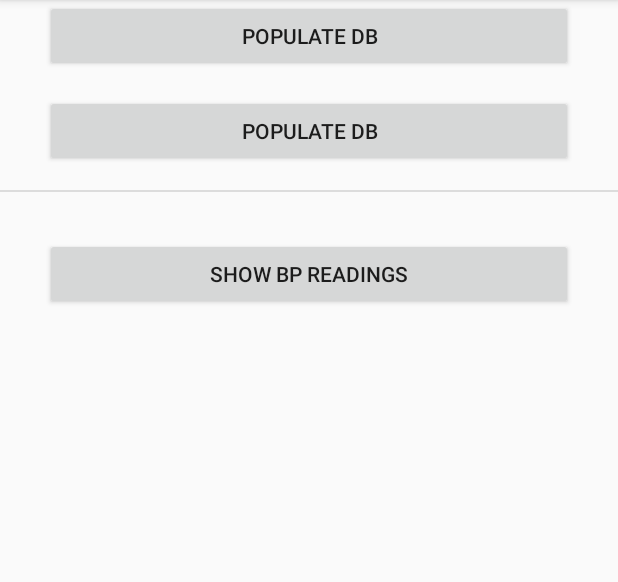
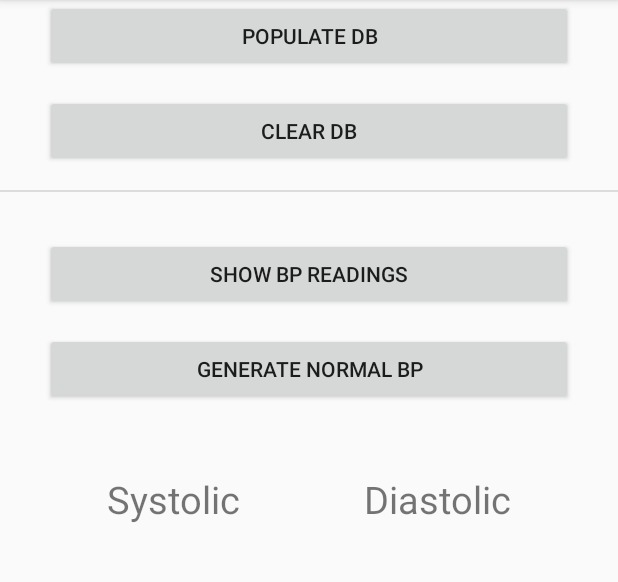
Before and after one commit to AzarePuasa/HealthMonitor, an Android app: the screen it shows after launch (MainActivity), after a tap on "POPULATE DB", on a phone screen of 412 x 824 dp, the part 84-666 px from its top. Run offline under Robolectric (Android 15) with nearby library versions, the phone set to English and light mode, and no system bars.

Commit message:
create a list of random BPReadings

```diff
--- a/app/src/main/java/com/azare/app/healthmonitor/MainActivity.java
+++ b/app/src/main/java/com/azare/app/healthmonitor/MainActivity.java
@@ -6,23 +6,30 @@ import android.os.Bundle;
 import android.util.Log;
 import android.view.View;
 import android.widget.Button;
+import android.widget.EditText;
+import android.widget.TextView;
 import android.widget.Toast;
 
+import com.azare.app.healthmonitor.model.BPREADTYPE;
 import com.azare.app.healthmonitor.model.BPReading;
 
-import java.text.DateFormat;
 import java.text.ParseException;
 import java.text.SimpleDateFormat;
 import java.util.ArrayList;
 import java.util.Calendar;
 import java.util.Date;
 import java.util.List;
+import java.util.Random;
 
 public class MainActivity extends AppCompatActivity {
 
     Button btnPopulateDB;
     Button btnClearDB;
     Button btnShowBPReading;
+    Button btnGetNormalBP;
+
+    TextView tvSystolic;
+    TextView tvDiastolic;
 
     @Override
     protected void onCreate(Bundle savedInstanceState) {
@@ -32,7 +39,10 @@ public class MainActivity extends AppCompatActivity {
         btnPopulateDB = (Button) findViewById(R.id.btnPopulateDB);
         btnClearDB = (Button) findViewById(R.id.btnClearDB);
         btnShowBPReading = (Button) findViewById(R.id.btnShowBPReading);
+        btnGetNormalBP = (Button) findViewById(R.id.btnNormalBP);
 
+        tvSystolic = (TextView) findViewById(R.id.tvMin);
+        tvDiastolic = (TextView) findViewById(R.id.tvMax);
 
         //event listener for button.
         btnPopulateDB.setOnClickListener(btnPopulateDBClicked);
@@ -40,6 +50,8 @@ public class MainActivity extends AppCompatActivity {
         btnClearDB.setOnClickListener(btnClearDBClicked);
 
         btnShowBPReading.setOnClickListener(btnShowBPReadingClicked);
+
+        btnGetNormalBP.setOnClickListener(btnNormalBPClicked);
     }
 
     /*
@@ -97,6 +109,21 @@ public class MainActivity extends AppCompatActivity {
         }
     };
 
+    private View.OnClickListener btnNormalBPClicked = new View.OnClickListener(){
+
+        @Override
+        public void onClick(View v) {
+
+            int[] iNormalBP = generateNormalBP();
+
+            String strSystolic = Integer.toString(iNormalBP[0]);
+            String strDiastolic = Integer.toString(iNormalBP[1]);
+
+            tvSystolic.setText(strSystolic);
+            tvDiastolic.setText(strDiastolic);
+        }
+    };
+
     /*
     Generate Dummy BP Readings for a specified start and end date.
      */
@@ -118,29 +145,53 @@ public class MainActivity extends AppCompatActivity {
 
         Log.i("Health Monitor", "Days Between: " + daysBetween);
 
-        long[] morningTS = generateRandomTimeStamp(calStart.getTime(),7, 13);
+        //TODO:loop through all days within the period
+        for (Date date = calStart.getTime(); calStart.before(calEnd);
+             calStart.add(Calendar.DATE, 1), date = calStart.getTime()) {
 
-        for (long mrn : morningTS) {
-            Date dtTimeStamp = new Date(mrn);
-            Log.i("Health Monitor", "Millis: : " + mrn + "\tDate: " + dtTimeStamp);
+            BPReading bpReading = new BPReading();
+            String strCurrentDate = sdf.format(date);
+            String[] strArrDate = strCurrentDate.split("/");
+
+            int iDay = Integer.parseInt(strArrDate[0]);
+            int iMth = Integer.parseInt(strArrDate[1]);
+            int iYear = Integer.parseInt(strArrDate[2]);
+
+            Log.i("Health Monitor", "Day: " + iDay + "\tMth: " + iMth + "\tYear: " + iYear);
+
+            for (BPREADTYPE type : BPREADTYPE.values()) {
+
+                Log.i("Health Monitor", "Read Type: " + type.name());
+                long[] periodTS = generateHourlyTS(calStart.getTime(),type);
+
+                int iRandomTS = getRandomizedInt(0,4);
+
+//                Log.i("Health Monitor", "Random TS Selected: " + iRandomTS);
+
+                long selectedTS = periodTS[iRandomTS];
+
+                Log.i("Health Monitor", "BP Reading Taken on: " + new Date(selectedTS));
+
+                int[] iNormalBP = generateNormalBP();
+
+                int iSystolic = iNormalBP[0];
+                int iDiastolic = iNormalBP[1];
+
+                bpReading.setDay(iDay);
+                bpReading.setMonth(iMth);
+                bpReading.setYear(iYear);
+                bpReading.setReadType(type);
+                bpReading.setTimestamp(selectedTS);
+                bpReading.setSystolic(iSystolic);
+                bpReading.setDiastolic(iDiastolic);
+
+                //Log.i("Health Monitor", bpReading.toString());
+
+                lDummyReadings.add(bpReading);
+            }
+
         }
 
-        long[] afternoonTS = generateRandomTimeStamp(calStart.getTime(), 13,19);
-
-        for (long aftn : afternoonTS) {
-            Date dtTimeStamp = new Date(aftn);
-            Log.i("Health Monitor", "Millis: : " + aftn + "\tDate: " + dtTimeStamp);
-        }
-
-        long[] eveningTS = generateRandomTimeStamp(calStart.getTime(),19,24);
-
-        for (long evn : eveningTS) {
-            Date dtTimeStamp = new Date(evn);
-            Log.i("Health Monitor", "Millis: : " + evn + "\tDate: " + dtTimeStamp);
-        }
-
-
-        //TODO:loop through all days within the period
         //TODO: For each day, generate dummy date for each of the Reading Type.
         //TODO: Randomize values: systolic, diastolic, timestamp
 
@@ -154,10 +205,20 @@ public class MainActivity extends AppCompatActivity {
     private void populateBPReadingTbl(List<BPReading> lBPReadings) {
 
         //TODO: get db instance and call insert.
+        Log.i("Health Monitor", "Reading Count: " + lBPReadings.size());
+
+        for(BPReading reading: lBPReadings) {
+            Log.i("Health Monitor", reading.toString());
+        }
+
 
     }
 
-    private long[] generateRandomTimeStamp(Date date, int iStart, int iEnd) {
+    /*
+    Generate a list containing a hourly timestamp for the given
+    date and period.
+     */
+    private long[] generateHourlyTS(Date date, BPREADTYPE readType) {
 
         //TODO: generate random timestamp for morning Read Type.
 
@@ -171,17 +232,16 @@ public class MainActivity extends AppCompatActivity {
         //return the value for the array in that position.
         Calendar cal = Calendar.getInstance();
         cal.setTime(date);
-        cal.add(Calendar.HOUR_OF_DAY, iStart);
+        cal.add(Calendar.HOUR_OF_DAY, readType.getStartHour());
 
-        Log.i("Health Monitor", "Morning Start Time: " + cal.getTime());
+        Log.i("Health Monitor", readType.name().toLowerCase() + " Start Time: " + cal.getTime());
 
-        long[] millis = new long[iEnd-iStart];
+        int iCount = readType.getEndHour()-readType.getStartHour();
+        long[] millis = new long[iCount];
 
         Date dtmilli = cal.getTime();
         long startMilli = dtmilli.getTime();
         long currentmilli = 0;
-
-        int iCount = iEnd - iStart;
 
         for (int i=0; i < iCount; i++){
             long currentMilli = startMilli + currentmilli;
@@ -191,4 +251,31 @@ public class MainActivity extends AppCompatActivity {
 
         return millis;
     }
+
+    private int[] generateNormalBP() {
+
+        int[] iNormalBP = new int[2];
+
+        int iSystolic = getRandomizedInt(110,119);
+
+        iNormalBP[0] = iSystolic;
+
+        int iDiastolic = getRandomizedInt(70,79);
+
+        iNormalBP[1] = iDiastolic;
+
+        return iNormalBP;
+    }
+
+
+    private int getRandomizedInt(int iMin, int iMax) {
+//        Log.i("Health Monitor", "Min: " + iMin);
+//        Log.i("Health Monitor", "Max: " + iMax);
+
+        Random rand = new Random();
+
+        int iRand = (int)rand.nextInt((iMax - iMin) + 1) + iMin;
+
+        return iRand;
+    }
 }
--- a/app/src/main/java/com/azare/app/healthmonitor/model/BPREADTYPE.java
+++ b/app/src/main/java/com/azare/app/healthmonitor/model/BPREADTYPE.java
@@ -1,8 +1,26 @@
 package com.azare.app.healthmonitor.model;
 
+import java.util.ArrayList;
+import java.util.List;
+
 public enum BPREADTYPE {
-    MORNING,
-    AFTERNOON,
-    EVENING;
+    MORNING(7,13),
+    AFTERNOON(13,19),
+    EVENING(19,24);
 
+    int iStartHour;
+    int iEndHour;
+
+    BPREADTYPE(int iStartHour, int iEndHour) {
+        this.iStartHour = iStartHour;
+        this.iEndHour = iEndHour;
+    }
+
+    public int getStartHour() {
+        return iStartHour;
+    }
+
+    public int getEndHour() {
+        return iEndHour;
+    }
 }
--- a/app/src/main/java/com/azare/app/healthmonitor/model/BPReading.java
+++ b/app/src/main/java/com/azare/app/healthmonitor/model/BPReading.java
@@ -89,7 +89,7 @@ public class BPReading {
         return m_Timestamp;
     }
 
-    public void setTimestamp(int m_Timestamp) {
+    public void setTimestamp(long m_Timestamp) {
 
         this.m_Timestamp = m_Timestamp;
     }
--- a/app/src/main/res/layout/activity_main.xml
+++ b/app/src/main/res/layout/activity_main.xml
@@ -23,7 +23,7 @@
         android:layout_marginLeft="30dp"
         android:layout_marginRight="30dp"
         android:layout_marginTop="15dp"
-        android:text="@string/populatedb" />
+        android:text="@string/cleardb" />
 
     <View
         android:id="@+id/divider2"
@@ -43,4 +43,79 @@
         android:layout_marginTop="15dp"
         android:text="@string/showbpreading"/>
 
+    <Button
+        android:id="@+id/btnNormalBP"
+        android:layout_width="match_parent"
+        android:layout_height="wrap_content"
+        android:text="@string/normalbp"
+        android:layout_marginLeft="30dp"
+        android:layout_marginRight="30dp"
+        android:layout_marginTop="15dp"/>
+
+    <LinearLayout
+        android:layout_width="match_parent"
+        android:layout_height="wrap_content"
+        android:layout_marginLeft="30dp"
+        android:layout_marginRight="30dp"
+        android:layout_marginTop="25dp"
+        android:orientation="vertical">
+
+        <LinearLayout
+            android:layout_width="match_parent"
+            android:layout_height="wrap_content"
+            android:orientation="horizontal">
+
+            <TextView
+                android:layout_width="wrap_content"
+                android:layout_height="wrap_content"
+                android:layout_weight="1"
+                android:padding="20dp"
+                android:textAlignment="center"
+                android:textSize="25dp"
+                android:text="@string/systolic"/>
+
+            <TextView
+                android:layout_width="wrap_content"
+                android:layout_height="wrap_content"
+                android:layout_weight="1"
+                android:padding="20dp"
+                android:textAlignment="center"
+                android:textSize="25dp"
+                android:text="@string/diastolic"/>
+
+        </LinearLayout>
+
+        <LinearLayout
+            android:layout_width="match_parent"
+            android:layout_height="wrap_content"
+            android:orientation="horizontal">
+
+            <TextView
+                android:id="@+id/tvMin"
+                android:layout_width="wrap_content"
+                android:layout_height="wrap_content"
+                android:layout_weight="1"
+                android:padding="20dp"
+                android:textAlignment="center"
+                android:textSize="25dp"/>
+
+            <TextView
+                android:id="@+id/tvMax"
+                android:layout_width="wrap_content"
+                android:layout_height="wrap_content"
+                android:layout_weight="1"
+                android:padding="20dp"
+                android:textAlignment="center"
+                android:textSize="25dp"/>
+
+        </LinearLayout>
+
+
+
+
+    </LinearLayout>
+
+
+
+
 </LinearLayout>
--- a/app/src/main/res/values/strings.xml
+++ b/app/src/main/res/values/strings.xml
@@ -4,5 +4,7 @@
     <string name="cleardb">Clear DB</string>
     <string name="showbpreading">Show BP Readings</string>
     <string name="listintro">This is List BP Reading Activity</string>
-
+    <string name="normalbp">Generate Normal BP</string>
+    <string name="systolic">Systolic</string>
+    <string name="diastolic">Diastolic</string>
 </resources>
```
